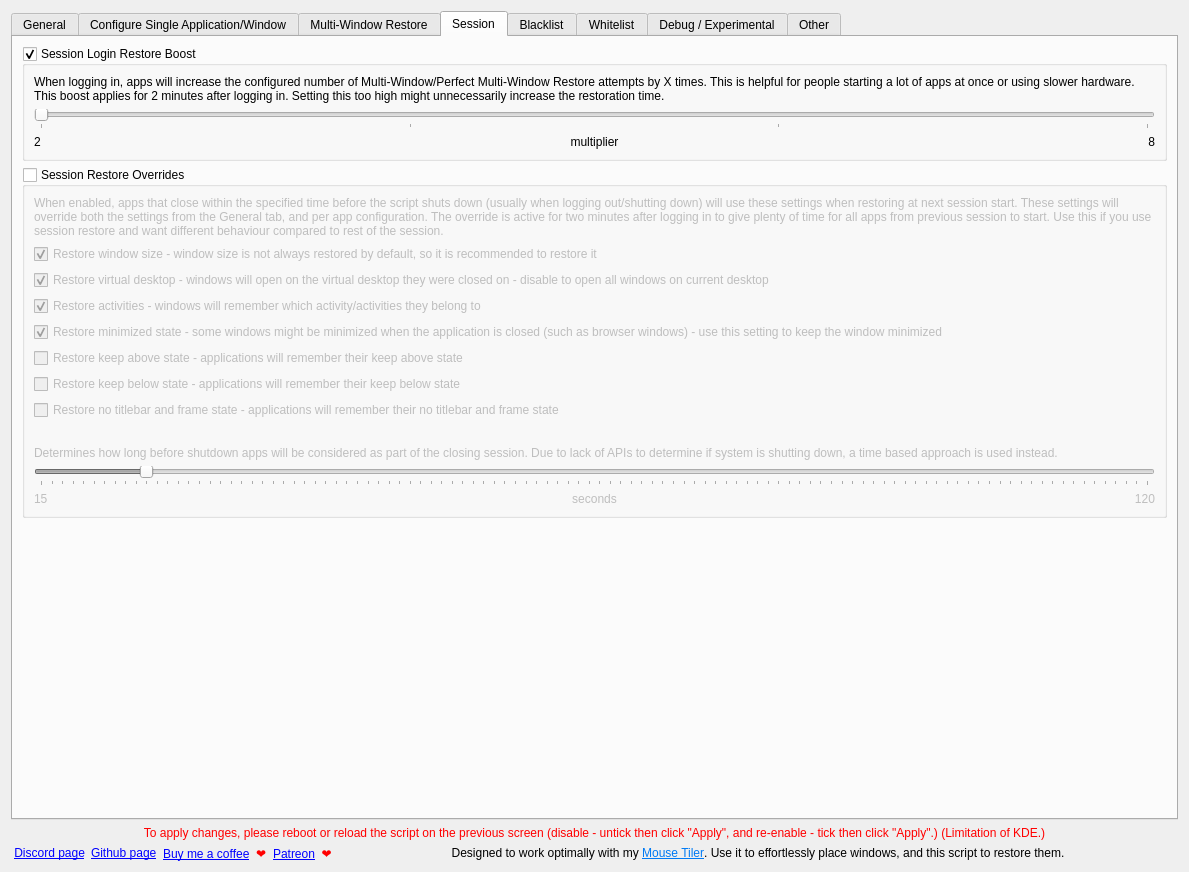
The window that src/contents/ui/config.ui (rxappdev/RememberWindowPositions) describes before a commit, drawn with Qt 5.
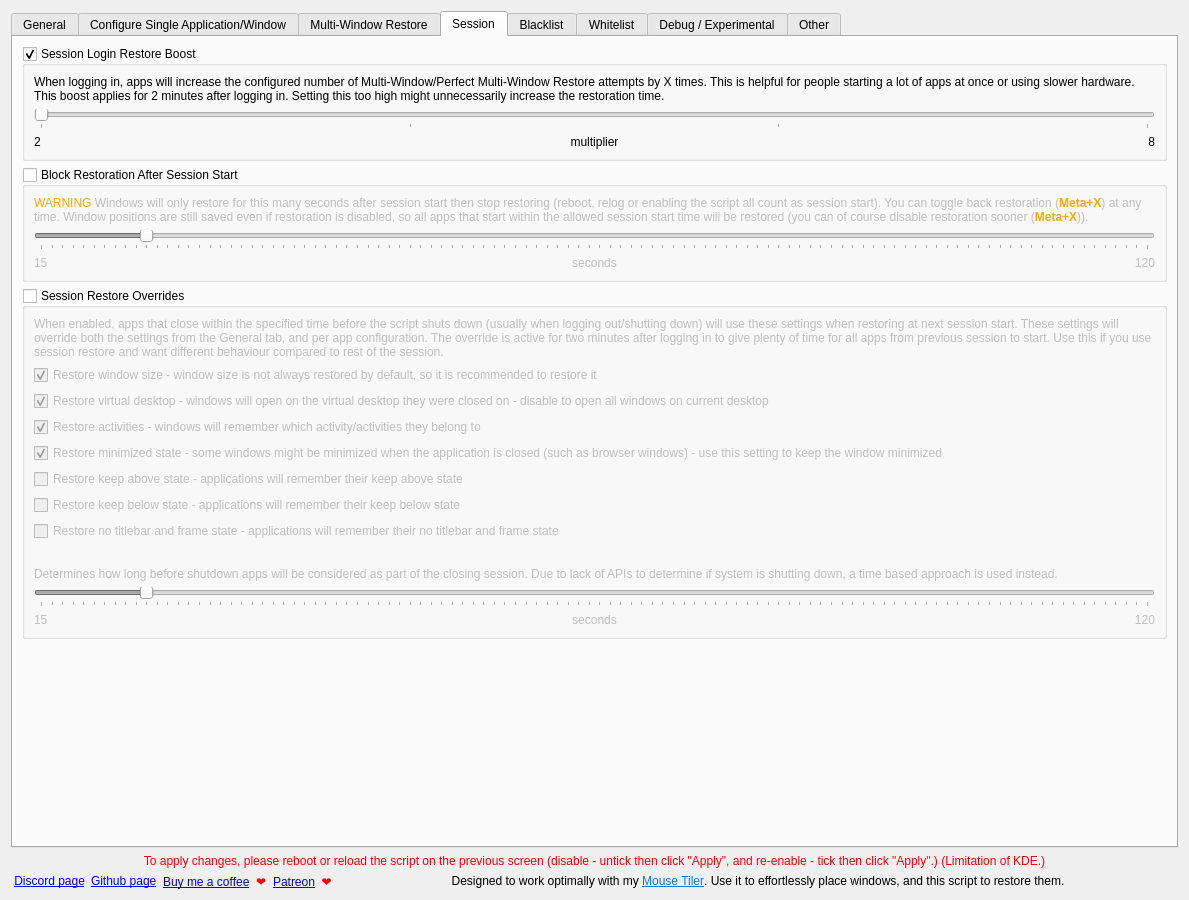
The same window after the commit. The open tabs and pages were chosen to show the change. Icons and pictures are not drawn.

Commit message: It is now possible to only restore window positions during session start. * Can be enabled to only restore window positions during session start. Window positions will still be saved but only restore within the first X seconds.

Diff of the .ui file:
```diff
--- a/src/contents/ui/config.ui
+++ b/src/contents/ui/config.ui
@@ -7,7 +7,7 @@
     <x>0</x>
     <y>0</y>
     <width>1189</width>
-    <height>872</height>
+    <height>900</height>
    </rect>
   </property>
   <layout class="QVBoxLayout" name="verticalLayout">
@@ -799,6 +799,84 @@
          </layout>
         </widget>
        </item>
+       <item>
+        <widget class="QGroupBox" name="kcfg_sessionStartBlock">
+         <property name="title">
+          <string>Block Restoration After Session Start</string>
+         </property>
+         <property name="checkable">
+          <bool>true</bool>
+         </property>
+         <property name="checked">
+          <bool>false</bool>
+         </property>
+         <layout class="QVBoxLayout" name="verticalLayout_13">
+          <item>
+           <widget class="QLabel" name="label_27">
+            <property name="text">
+             <string>&lt;html&gt;&lt;head/&gt;&lt;body&gt;&lt;p&gt;&lt;span style=&quot; color:#ffaa00;&quot;&gt;WARNING&lt;/span&gt; Windows will only restore for this many seconds after session start then stop restoring (reboot, relog or enabling the script all count as session start). You can toggle back restoration (&lt;span style=&quot; font-weight:700; color:#ffaa00;&quot;&gt;Meta+X&lt;/span&gt;) at any time. Window positions are still saved even if restoration is disabled, so all apps that start within the allowed session start time will be restored (you can of course disable restoration sooner (&lt;span style=&quot; font-weight:700; color:#ffaa00;&quot;&gt;Meta+X&lt;/span&gt;)).&lt;/p&gt;&lt;/body&gt;&lt;/html&gt;</string>
+            </property>
+            <property name="wordWrap">
+             <bool>true</bool>
+            </property>
+           </widget>
+          </item>
+          <item>
+           <widget class="QSlider" name="kcfg_sessionStartBlockTime">
+            <property name="minimum">
+             <number>15</number>
+            </property>
+            <property name="maximum">
+             <number>120</number>
+            </property>
+            <property name="value">
+             <number>25</number>
+            </property>
+            <property name="orientation">
+             <enum>Qt::Orientation::Horizontal</enum>
+            </property>
+            <property name="tickPosition">
+             <enum>QSlider::TickPosition::TicksBelow</enum>
+            </property>
+            <property name="tickInterval">
+             <number>1</number>
+            </property>
+           </widget>
+          </item>
+          <item>
+           <layout class="QHBoxLayout" name="horizontalLayout_8">
+            <item>
+             <widget class="QLabel" name="label_31">
+              <property name="text">
+               <string>15</string>
+              </property>
+             </widget>
+            </item>
+            <item>
+             <widget class="QLabel" name="label_30">
+              <property name="text">
+               <string>seconds</string>
+              </property>
+              <property name="alignment">
+               <set>Qt::AlignmentFlag::AlignCenter</set>
+              </property>
+             </widget>
+            </item>
+            <item>
+             <widget class="QLabel" name="label_29">
+              <property name="text">
+               <string>120</string>
+              </property>
+              <property name="alignment">
+               <set>Qt::AlignmentFlag::AlignRight|Qt::AlignmentFlag::AlignTrailing|Qt::AlignmentFlag::AlignVCenter</set>
+              </property>
+             </widget>
+            </item>
+           </layout>
+          </item>
+         </layout>
+        </widget>
+       </item>
        <item>
         <widget class="QGroupBox" name="kcfg_sessionRestore">
          <property name="title">
```
The commit also changes 2 other files.
